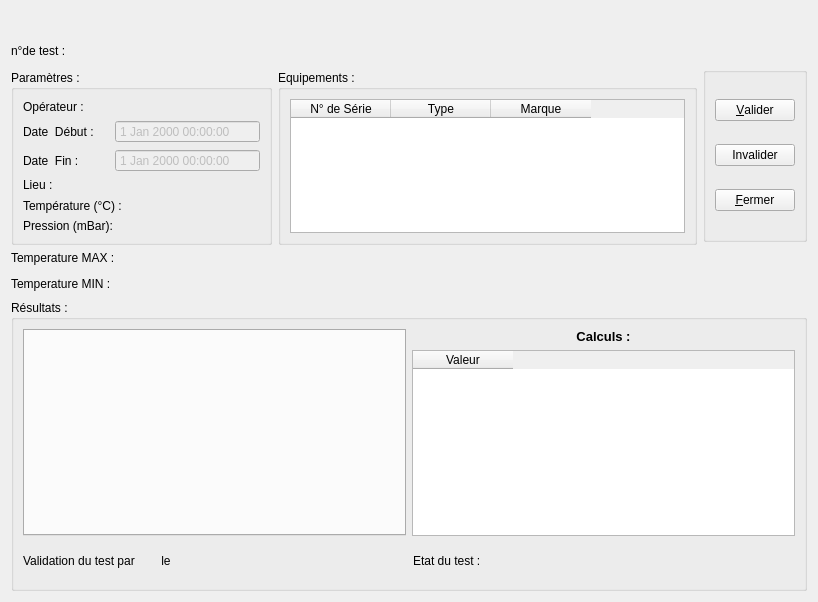
This is et_generateurrapporttest.ui in InformatiqueAtmoNA/tam as Qt 5 draws it before an edit. The edited form follows.
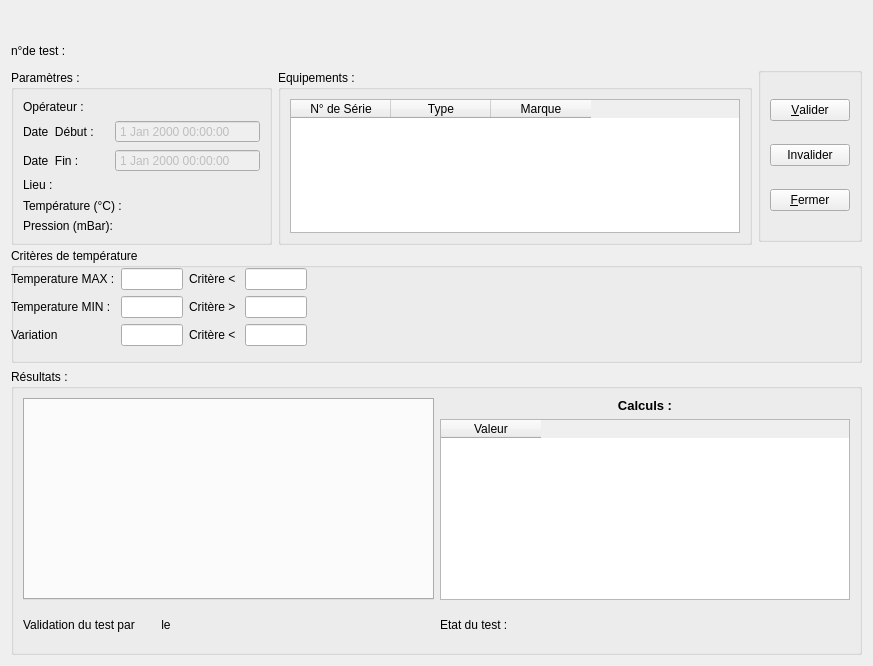
This is the edited form.

Commit message: ajout des critères de température

Patch:
```diff
--- a/et_generateurrapporttest.ui
+++ b/et_generateurrapporttest.ui
@@ -6,7 +6,7 @@
    <rect>
     <x>0</x>
     <y>0</y>
-    <width>818</width>
+    <width>873</width>
     <height>602</height>
    </rect>
   </property>
@@ -14,7 +14,220 @@
    <string>Form</string>
   </property>
   <layout class="QGridLayout" name="gridLayout_5">
-   <item row="6" column="0">
+   <item row="5" column="0">
+    <widget class="QGroupBox" name="groupBox_temperature">
+     <property name="minimumSize">
+      <size>
+       <width>96</width>
+       <height>115</height>
+      </size>
+     </property>
+     <property name="title">
+      <string>Critères de température</string>
+     </property>
+     <widget class="QWidget" name="">
+      <property name="geometry">
+       <rect>
+        <x>0</x>
+        <y>20</y>
+        <width>855</width>
+        <height>80</height>
+       </rect>
+      </property>
+      <layout class="QGridLayout" name="gridLayout_temperature">
+       <item row="2" column="3">
+        <widget class="QLineEdit" name="lineEdit_crit_Variation">
+         <property name="maximumSize">
+          <size>
+           <width>62</width>
+           <height>16777215</height>
+          </size>
+         </property>
+        </widget>
+       </item>
+       <item row="1" column="3">
+        <widget class="QLineEdit" name="lineEdit_crit_Temp_min">
+         <property name="maximumSize">
+          <size>
+           <width>62</width>
+           <height>16777215</height>
+          </size>
+         </property>
+        </widget>
+       </item>
+       <item row="2" column="0">
+        <widget class="QLabel" name="label_Variation">
+         <property name="text">
+          <string>Variation</string>
+         </property>
+        </widget>
+       </item>
+       <item row="0" column="2">
+        <widget class="QLabel" name="label_crit_Temp_max">
+         <property name="text">
+          <string>Critère &lt;  </string>
+         </property>
+        </widget>
+       </item>
+       <item row="0" column="3">
+        <widget class="QLineEdit" name="lineEdit_crit_Temp_max">
+         <property name="maximumSize">
+          <size>
+           <width>62</width>
+           <height>16777215</height>
+          </size>
+         </property>
+        </widget>
+       </item>
+       <item row="2" column="2">
+        <widget class="QLabel" name="label_crit_variation">
+         <property name="text">
+          <string>Critère &lt;</string>
+         </property>
+        </widget>
+       </item>
+       <item row="0" column="0">
+        <widget class="QLabel" name="label_Temp_max">
+         <property name="text">
+          <string>Temperature MAX :</string>
+         </property>
+        </widget>
+       </item>
+       <item row="2" column="1">
+        <widget class="QLineEdit" name="lineEdit_Variation">
+         <property name="maximumSize">
+          <size>
+           <width>62</width>
+           <height>16777215</height>
+          </size>
+         </property>
+        </widget>
+       </item>
+       <item row="1" column="1">
+        <widget class="QLineEdit" name="lineEdit_Temp_min">
+         <property name="maximumSize">
+          <size>
+           <width>62</width>
+           <height>16777215</height>
+          </size>
+         </property>
+        </widget>
+       </item>
+       <item row="1" column="0">
+        <widget class="QLabel" name="label_Temp_min">
+         <property name="text">
+          <string>Temperature MIN :</string>
+         </property>
+        </widget>
+       </item>
+       <item row="1" column="4">
+        <spacer name="horizontalSpacer_8">
+         <property name="orientation">
+          <enum>Qt::Horizontal</enum>
+         </property>
+         <property name="sizeHint" stdset="0">
+          <size>
+           <width>40</width>
+           <height>20</height>
+          </size>
+         </property>
+        </spacer>
+       </item>
+       <item row="2" column="4">
+        <spacer name="horizontalSpacer_9">
+         <property name="orientation">
+          <enum>Qt::Horizontal</enum>
+         </property>
+         <property name="sizeHint" stdset="0">
+          <size>
+           <width>40</width>
+           <height>20</height>
+          </size>
+         </property>
+        </spacer>
+       </item>
+       <item row="1" column="2">
+        <widget class="QLabel" name="label_crit_Temp_min">
+         <property name="text">
+          <string>Critère &gt;</string>
+         </property>
+        </widget>
+       </item>
+       <item row="0" column="1">
+        <widget class="QLineEdit" name="lineEdit_Temp_max">
+         <property name="maximumSize">
+          <size>
+           <width>62</width>
+           <height>16777215</height>
+          </size>
+         </property>
+        </widget>
+       </item>
+       <item row="0" column="4">
+        <spacer name="horizontalSpacer_2">
+         <property name="orientation">
+          <enum>Qt::Horizontal</enum>
+         </property>
+         <property name="sizeHint" stdset="0">
+          <size>
+           <width>40</width>
+           <height>20</height>
+          </size>
+         </property>
+        </spacer>
+       </item>
+      </layout>
+     </widget>
+    </widget>
+   </item>
+   <item row="0" column="0">
+    <widget class="QLabel" name="label_TypeTest">
+     <property name="font">
+      <font>
+       <family>Andale Mono</family>
+       <pointsize>16</pointsize>
+      </font>
+     </property>
+     <property name="text">
+      <string/>
+     </property>
+     <property name="alignment">
+      <set>Qt::AlignCenter</set>
+     </property>
+    </widget>
+   </item>
+   <item row="1" column="0">
+    <layout class="QHBoxLayout" name="horizontalLayout_14">
+     <item>
+      <widget class="QLabel" name="label_2">
+       <property name="text">
+        <string>n°de test :</string>
+       </property>
+      </widget>
+     </item>
+     <item>
+      <widget class="QLabel" name="idTest">
+       <property name="text">
+        <string/>
+       </property>
+      </widget>
+     </item>
+     <item>
+      <spacer name="horizontalSpacer_4">
+       <property name="orientation">
+        <enum>Qt::Horizontal</enum>
+       </property>
+       <property name="sizeHint" stdset="0">
+        <size>
+         <width>40</width>
+         <height>20</height>
+        </size>
+       </property>
+      </spacer>
+     </item>
+    </layout>
+   </item>
+   <item row="7" column="0">
     <widget class="QGroupBox" name="groupBox_3">
      <property name="minimumSize">
       <size>
@@ -26,6 +239,53 @@
       <string>Résultats :</string>
      </property>
      <layout class="QGridLayout" name="gridLayout">
+      <item row="0" column="0">
+       <layout class="QHBoxLayout" name="horizontalLayout_13">
+        <item>
+         <widget class="QTabWidget" name="tabWidget">
+          <property name="enabled">
+           <bool>true</bool>
+          </property>
+          <property name="currentIndex">
+           <number>-1</number>
+          </property>
+         </widget>
+        </item>
+        <item>
+         <layout class="QVBoxLayout" name="verticalLayout_2">
+          <item>
+           <widget class="QLabel" name="label">
+            <property name="text">
+             <string>&lt;!DOCTYPE HTML PUBLIC &quot;-//W3C//DTD HTML 4.0//EN&quot; &quot;http://www.w3.org/TR/REC-html40/strict.dtd&quot;&gt;
+&lt;html&gt;&lt;head&gt;&lt;meta name=&quot;qrichtext&quot; content=&quot;1&quot; /&gt;&lt;style type=&quot;text/css&quot;&gt;
+p, li { white-space: pre-wrap; }
+&lt;/style&gt;&lt;/head&gt;&lt;body style=&quot; font-family:'Sans'; font-size:10pt; font-weight:400; font-style:normal;&quot;&gt;
+&lt;p align=&quot;center&quot; style=&quot; margin-top:0px; margin-bottom:0px; margin-left:0px; margin-right:0px; -qt-block-indent:0; text-indent:0px;&quot;&gt;&lt;span style=&quot; font-weight:600; color:#000000;&quot;&gt;Calculs :&lt;/span&gt;&lt;/p&gt;&lt;/body&gt;&lt;/html&gt;</string>
+            </property>
+           </widget>
+          </item>
+          <item>
+           <widget class="QTableWidget" name="tableWidget_Rdf">
+            <property name="minimumSize">
+             <size>
+              <width>300</width>
+              <height>181</height>
+             </size>
+            </property>
+            <property name="editTriggers">
+             <set>QAbstractItemView::NoEditTriggers</set>
+            </property>
+            <column>
+             <property name="text">
+              <string>Valeur</string>
+             </property>
+            </column>
+           </widget>
+          </item>
+         </layout>
+        </item>
+       </layout>
+      </item>
       <item row="1" column="0">
        <layout class="QHBoxLayout" name="horizontalLayout_9">
         <item>
@@ -132,57 +392,10 @@
         </item>
        </layout>
       </item>
-      <item row="0" column="0">
-       <layout class="QHBoxLayout" name="horizontalLayout_13">
-        <item>
-         <widget class="QTabWidget" name="tabWidget">
-          <property name="enabled">
-           <bool>true</bool>
-          </property>
-          <property name="currentIndex">
-           <number>-1</number>
-          </property>
-         </widget>
-        </item>
-        <item>
-         <layout class="QVBoxLayout" name="verticalLayout_2">
-          <item>
-           <widget class="QLabel" name="label">
-            <property name="text">
-             <string>&lt;!DOCTYPE HTML PUBLIC &quot;-//W3C//DTD HTML 4.0//EN&quot; &quot;http://www.w3.org/TR/REC-html40/strict.dtd&quot;&gt;
-&lt;html&gt;&lt;head&gt;&lt;meta name=&quot;qrichtext&quot; content=&quot;1&quot; /&gt;&lt;style type=&quot;text/css&quot;&gt;
-p, li { white-space: pre-wrap; }
-&lt;/style&gt;&lt;/head&gt;&lt;body style=&quot; font-family:'Sans'; font-size:10pt; font-weight:400; font-style:normal;&quot;&gt;
-&lt;p align=&quot;center&quot; style=&quot; margin-top:0px; margin-bottom:0px; margin-left:0px; margin-right:0px; -qt-block-indent:0; text-indent:0px;&quot;&gt;&lt;span style=&quot; font-weight:600; color:#000000;&quot;&gt;Calculs :&lt;/span&gt;&lt;/p&gt;&lt;/body&gt;&lt;/html&gt;</string>
-            </property>
-           </widget>
-          </item>
-          <item>
-           <widget class="QTableWidget" name="tableWidget_Rdf">
-            <property name="minimumSize">
-             <size>
-              <width>300</width>
-              <height>181</height>
-             </size>
-            </property>
-            <property name="editTriggers">
-             <set>QAbstractItemView::NoEditTriggers</set>
-            </property>
-            <column>
-             <property name="text">
-              <string>Valeur</string>
-             </property>
-            </column>
-           </widget>
-          </item>
-         </layout>
-        </item>
-       </layout>
-      </item>
      </layout>
     </widget>
    </item>
-   <item row="4" column="0">
+   <item row="2" column="0">
     <layout class="QHBoxLayout" name="horizontalLayout_7">
      <item>
       <layout class="QHBoxLayout" name="horizontalLayout_6">
@@ -476,111 +689,6 @@
      </item>
     </layout>
    </item>
-   <item row="5" column="0">
-    <layout class="QGridLayout" name="gridLayout_8">
-     <item row="1" column="0">
-      <widget class="QLabel" name="label_Temp_min">
-       <property name="text">
-        <string>Temperature MIN :</string>
-       </property>
-      </widget>
-     </item>
-     <item row="0" column="0">
-      <widget class="QLabel" name="label_Temp_max">
-       <property name="text">
-        <string>Temperature MAX :</string>
-       </property>
-      </widget>
-     </item>
-     <item row="0" column="1">
-      <widget class="QLabel" name="labelTempMax">
-       <property name="text">
-        <string/>
-       </property>
-      </widget>
-     </item>
-     <item row="1" column="1">
-      <widget class="QLabel" name="labelTempMin">
-       <property name="text">
-        <string/>
-       </property>
-      </widget>
-     </item>
-     <item row="0" column="2">
-      <spacer name="horizontalSpacer_2">
-       <property name="orientation">
-        <enum>Qt::Horizontal</enum>
-       </property>
-       <property name="sizeHint" stdset="0">
-        <size>
-         <width>40</width>
-         <height>20</height>
-        </size>
-       </property>
-      </spacer>
-     </item>
-     <item row="1" column="2">
-      <spacer name="horizontalSpacer_3">
-       <property name="orientation">
-        <enum>Qt::Horizontal</enum>
-       </property>
-       <property name="sizeHint" stdset="0">
-        <size>
-         <width>40</width>
-         <height>20</height>
-        </size>
-       </property>
-      </spacer>
-     </item>
-    </layout>
-   </item>
-   <item row="0" column="0">
-    <widget class="QLabel" name="label_TypeTest">
-     <property name="font">
-      <font>
-       <family>Andale Mono</family>
-       <pointsize>16</pointsize>
-      </font>
-     </property>
-     <property name="text">
-      <string/>
-     </property>
-     <property name="alignment">
-      <set>Qt::AlignCenter</set>
-     </property>
-    </widget>
-   </item>
-   <item row="1" column="0">
-    <layout class="QHBoxLayout" name="horizontalLayout_14">
-     <item>
-      <widget class="QLabel" name="label_2">
-       <property name="text">
-        <string>n°de test :</string>
-       </property>
-      </widget>
-     </item>
-     <item>
-      <widget class="QLabel" name="idTest">
-       <property name="text">
-        <string/>
-       </property>
-      </widget>
-     </item>
-     <item>
-      <spacer name="horizontalSpacer_4">
-       <property name="orientation">
-        <enum>Qt::Horizontal</enum>
-       </property>
-       <property name="sizeHint" stdset="0">
-        <size>
-         <width>40</width>
-         <height>20</height>
-        </size>
-       </property>
-      </spacer>
-     </item>
-    </layout>
-   </item>
   </layout>
  </widget>
  <resources/>
```
The commit also changes 15 other files.
